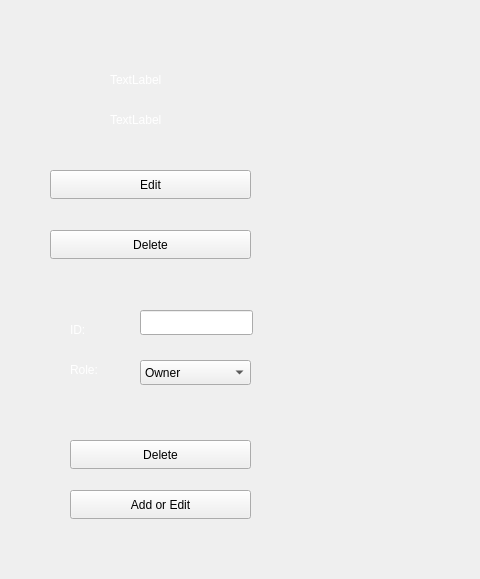
The window that client_apProject/orgdialog.ui (sabasheikhi/ap_project) describes before a commit, drawn with Qt 5; both pictures show x 0 to 480 and y 0 to 579 of the 1169 by 700 pixel window.
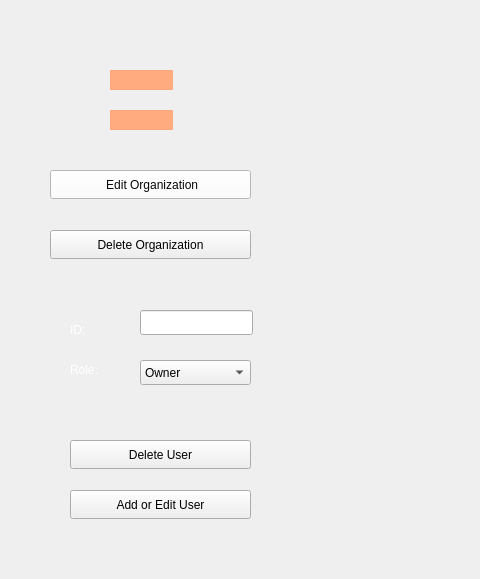
The same window after the commit. Icons and pictures are not drawn.

What changed in the file:
```diff
--- a/client_apProject/orgdialog.ui
+++ b/client_apProject/orgdialog.ui
@@ -38,8 +38,12 @@
      <height>29</height>
     </rect>
    </property>
+   <property name="styleSheet">
+    <string notr="true">color: rgb(7, 7, 7);
+background-color: rgb(255, 255, 255);</string>
+   </property>
    <property name="text">
-    <string>Edit</string>
+    <string> Edit Organization</string>
    </property>
   </widget>
   <widget class="QPushButton" name="deleteorg">
@@ -52,7 +56,7 @@
     </rect>
    </property>
    <property name="text">
-    <string>Delete</string>
+    <string>Delete Organization</string>
    </property>
   </widget>
   <widget class="QComboBox" name="roleComboBox">
@@ -132,7 +136,7 @@
     </rect>
    </property>
    <property name="text">
-    <string>Delete</string>
+    <string>Delete User</string>
    </property>
   </widget>
   <widget class="QPushButton" name="addOrEditUser">
@@ -145,7 +149,7 @@
     </rect>
    </property>
    <property name="text">
-    <string>Add or Edit</string>
+    <string>Add or Edit User</string>
    </property>
   </widget>
   <widget class="QLabel" name="nameLabel">
@@ -158,10 +162,11 @@
     </rect>
    </property>
    <property name="styleSheet">
-    <string notr="true">color: rgb(255, 255, 255);</string>
+    <string notr="true">color: rgb(255, 255, 255);
+background-color: rgb(255, 170, 127);</string>
    </property>
    <property name="text">
-    <string>TextLabel</string>
+    <string/>
    </property>
   </widget>
   <widget class="QLabel" name="descriptionLabel">
@@ -174,10 +179,11 @@
     </rect>
    </property>
    <property name="styleSheet">
-    <string notr="true">color: rgb(255, 255, 255);</string>
+    <string notr="true">color: rgb(255, 255, 255);
+background-color: rgb(255, 170, 127);</string>
    </property>
    <property name="text">
-    <string>TextLabel</string>
+    <string/>
    </property>
   </widget>
  </widget>
```
